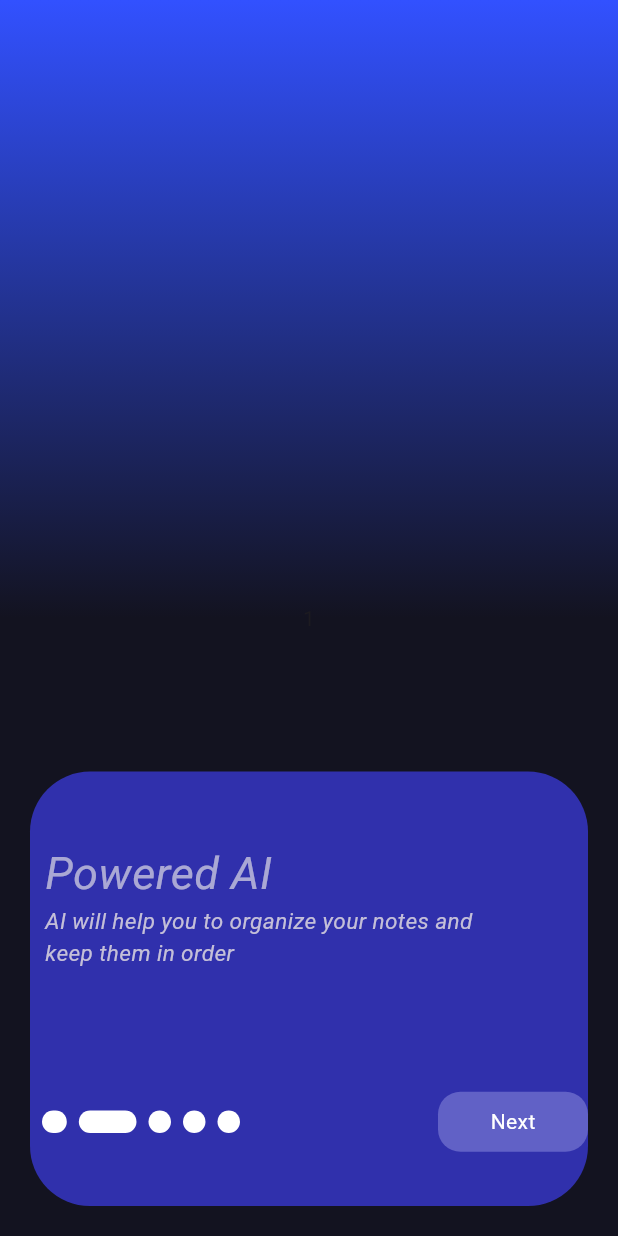
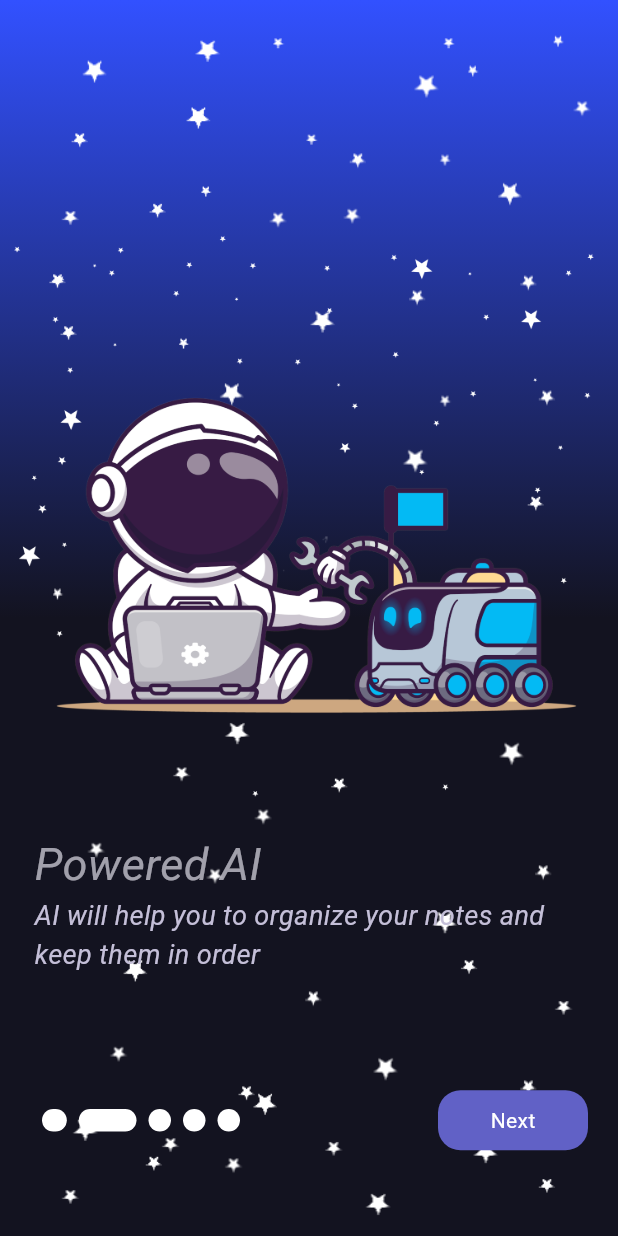
Before and after one commit to ThomasHandlag/noteapp, a Flutter app: the screen it shows after launch, swiped to page 2, on a phone screen of 412 x 824 dp. Run offline on Flutter 3.47's test engine with Material 3 defaults, Android fonts, the phone set to English and light mode, and no system bars; drawn by our look-alikes of carousel_slider; our stand-ins replace shared_preferences; Roboto replaces fonts that are missing (Poppins).

Commit message:
fix assets path errors

```diff
--- a/lib/components/first_screen_slide.dart
+++ b/lib/components/first_screen_slide.dart
@@ -1,8 +1,10 @@
 import 'package:flutter/material.dart';
 
 class FirstScreenSlide extends StatefulWidget {
+  final String imagePath;
   final int id;
-  const FirstScreenSlide({super.key, required this.id});
+  const FirstScreenSlide(
+      {super.key, required this.id, required this.imagePath});
   @override
   State<StatefulWidget> createState() => _FirstScreenSlideState();
 }
@@ -15,15 +17,20 @@
         gradient: LinearGradient(
             begin: Alignment.bottomCenter,
             end: Alignment.topCenter,
-            stops: [0.5, 1],
+            stops: [
+              0.5,
+              1
+            ],
             colors: [
               Color.fromARGB(255, 19, 19, 32),
               Color.fromARGB(255, 50, 81, 255),
             ]),
+            image: DecorationImage(image: AssetImage('assets/images/sl_bg.png'), fit: BoxFit.fill),
       ),
       width: MediaQuery.of(context).size.width,
-      alignment: Alignment.center,
-      child: Text("${widget.id}"),
+      alignment: Alignment.topCenter,
+      padding:  EdgeInsets.only(top: MediaQuery.of(context).size.height * 0.18),
+      child: Image.asset(widget.imagePath),
     );
   }
 }
--- a/lib/screens/first_screen.dart
+++ b/lib/screens/first_screen.dart
@@ -26,7 +26,10 @@
   List<FirstScreenSlide> generateSlides() {
     List<FirstScreenSlide> slides = [];
     for (int i = 0; i < 5; i++) {
-      slides.add(FirstScreenSlide(id: i));
+      slides.add(FirstScreenSlide(
+        id: i,
+        imagePath: introAppImages[i],
+      ));
     }
     return slides;
   }
@@ -44,6 +47,15 @@
         "Add voice notes, don't worry about formatting, we'll take care of it"
   }.entries.toList();
 
+  final List<String> introAppImages = [
+    "assets/images/sl_img1.png",
+    "assets/images/sl_img3.png",
+    "assets/images/sl_img2.png",
+    "assets/images/sl_img4.png",
+    "assets/images/sl_img5.png",
+    "assets/images/sl_img6.png"
+        "assets/images/sl_img7.png"
+  ];
 
   int active = 0;
 
@@ -119,22 +131,18 @@
                               width: MediaQuery.of(context).size.width,
                               height: MediaQuery.of(context).size.height * 0.40,
                               decoration: const BoxDecoration(
-                                color: Color.fromARGB(255, 19, 19, 32),
+                                color: Colors.transparent,
                                 borderRadius: BorderRadius.only(
                                   topLeft: Radius.circular(40.0),
                                   topRight: Radius.circular(40.0),
                                 ),
                               ),
                               child: AnimatedContainer(
-                                  width: 200.0,
-                                  height: 200.0,
-                                  duration: const Duration(milliseconds: 1000),
-                                  curve: Curves.fastOutSlowIn,
-                                  decoration: const BoxDecoration(
-                                      color: Color.fromARGB(255, 48, 48, 172),
-                                      borderRadius: BorderRadius.all(
-                                        Radius.circular(40.0),
-                                      ))),
+                                width: 200.0,
+                                height: 200.0,
+                                duration: const Duration(milliseconds: 1000),
+                                curve: Curves.fastOutSlowIn,
+                              ),
                             ),
                             Column(
                                 mainAxisAlignment:
@@ -143,8 +151,8 @@
                                 children: [
                                   Container(
                                     width:
-                                        MediaQuery.of(context).size.width * 0.8,
-                                    padding: const EdgeInsets.all(10.0),
+                                        MediaQuery.of(context).size.width * 0.9,
+                                    padding: const EdgeInsets.all(3.0),
                                     child: Column(
                                         crossAxisAlignment:
                                             CrossAxisAlignment.start,
@@ -176,7 +184,7 @@
                                           Text(
                                             introApp[active].value,
                                             style: const TextStyle(
-                                              fontSize: 15,
+                                              fontSize: 18,
                                               color: Color.fromARGB(
                                                   255, 196, 191, 216),
                                               fontFamily: "Poppins",
@@ -241,7 +249,7 @@
                                                 context,
                                                 MaterialPageRoute(
                                                     builder: (context) =>
-                                                         SignScreen()));
+                                                        SignScreen()));
                                           }
                                         },
                                         child: Container(
```
Also changed, not shown: lib/screens/sign_screen.dart (+16 -1 lines), pubspec.yaml (+12 -1 lines), assets/images/sl_bg.png (added), assets/images/sl_img1.png, assets/images/sl_img3.png, assets/images/sl_img7.png, pubspec.lock, 3 other files.
